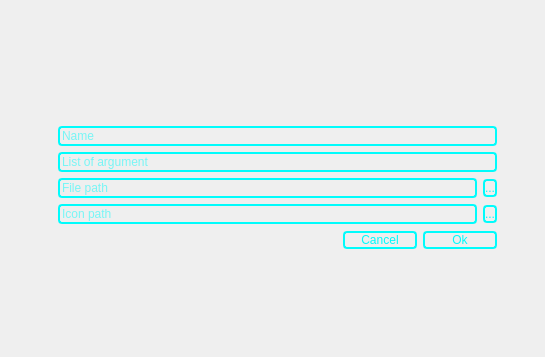
First picture: the form in DeskClockUi/shortcutdialog.ui, repository self-root/ClockDesktop, before the edit.
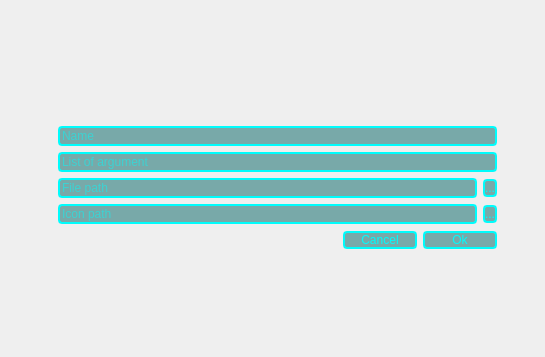
Second picture: the form after the edit. Icons and pictures are not drawn.

```diff
--- a/DeskClockUi/shortcutdialog.ui
+++ b/DeskClockUi/shortcutdialog.ui
@@ -33,7 +33,7 @@
 QLineEdit{
 	border-radius: 4px;
 	border: 2px solid #00fcfc;
-	background-color: rgba(255, 255, 255, 0);
+	background-color: rgba(0.0, 98.7, 98.9, 0.5);
 	color: #00fcfc;
 }
 
@@ -45,6 +45,7 @@
 QPushButton{
 border-radius: 4px;
 	border: 2px solid #00fcfc;
+	background-color: rgba(0.0, 98.7, 98.9, 0.5);
 	color: #00fcfc;
 }
 QPushButton#saveButton, QPushButton#cancelButton{
```
